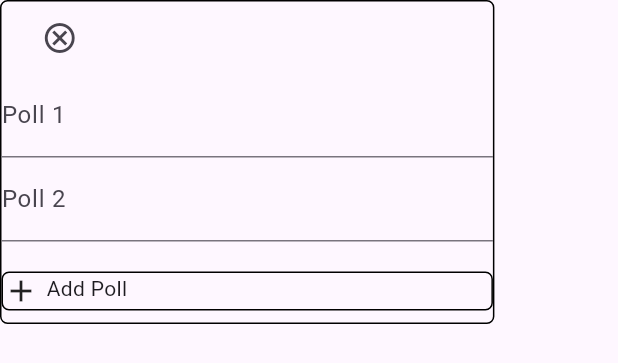
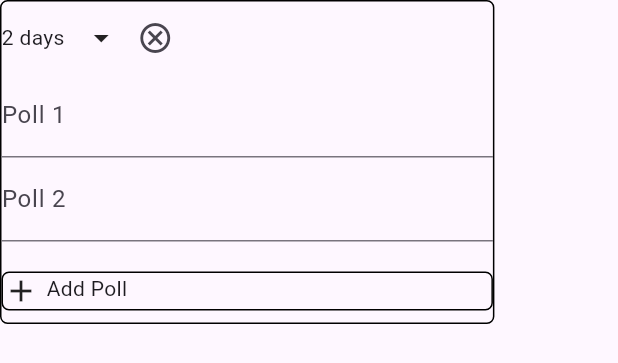
Before and after one commit to Michael1221994/Reddit_mobile_app, a Flutter app: the BuildPoll widget shown alone on an empty page, opened directly with empty values, on a phone screen of 412 x 824 dp. Shown: the top 363 px of the screen. Run offline on Flutter 3.47's test engine with Material 3 defaults, Android fonts, the light colour scheme and no system bars; our stand-ins replace cloud_firestore, firebase_auth, firebase_core, flutter_bloc, google_sign_in, image_picker; missing offline and left inert: cloudinary_flutter, cloudinary_url_gen; accounts and stored records are empty.

Commit message:
bottom sheet for the number of days
created for with radio buttons for the limit or the number of days for a poll that gets created in "create post"

```diff
--- a/lib/Custom_Widgets/poll_build.dart
+++ b/lib/Custom_Widgets/poll_build.dart
@@ -1,4 +1,5 @@
 import 'package:flutter/material.dart';
+import 'package:reddit_attempt2/Custom_Widgets/bottom_sheet_for_polldays.dart';
 import 'package:reddit_attempt2/Custom_Widgets/poll_row.dart';
 
 class BuildPoll extends StatefulWidget {
@@ -25,11 +26,30 @@ class BuildPoll extends StatefulWidget {
   List<Widget> newpoll= [];
 
 
+
   @override
   State<BuildPoll> createState() => _BuildPollState();
 }
 
 class _BuildPollState extends State<BuildPoll> {
+
+  String selected="2";
+
+   void _openBottomSheet() {
+      showModalBottomSheet(
+        context: context,
+        builder: (ctx) => number_of_days(
+          initialSelection: selected,
+          /*onTypeSelected: (newType){
+            setState(() {
+              widget.selectedType=newType;
+            });
+            print(widget.selectedType);
+          },*/
+
+      ));
+  }
+
   @override
   Widget build(BuildContext context) {
   return Container(
@@ -44,9 +64,23 @@ class _BuildPollState extends State<BuildPoll> {
 
           children: [
 
-            Padding(
-              padding: const EdgeInsets.only(right: 250.0,),
-              child: IconButton(onPressed: widget.removePoll, icon: const Icon(Icons.cancel_outlined)),
+            Row(
+              children: [
+                GestureDetector(
+                    onTap: _openBottomSheet,
+
+                    child: Row(
+                      children: [
+                        Text("$selected days"),
+                        SizedBox(
+                          width: MediaQuery.of(context).size.width*0.03,
+                        ),
+                        const Icon(Icons.arrow_drop_down)
+                      ],
+                    ),
+                    ),
+                IconButton(onPressed: widget.removePoll, icon: const Icon(Icons.cancel_outlined)),
+              ],
             ),
             TextField(
               controller: widget.poll1,
```
Also changed, not shown: lib/Custom_Widgets/bottom_sheet_for_polldays.dart (+38 -0 lines), lib/Custom_Widgets/days_limit.dart (+32 -0 lines), 1 other file.
